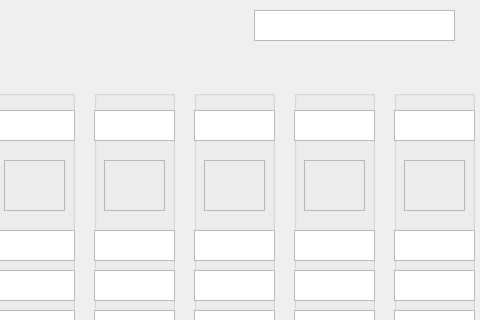
The window that MyProject/week.ui (klilukqq/youlab) describes before a commit, drawn with Qt 5; both pictures show x 216 to 696 and y 0 to 320 of the 696 by 442 pixel window.
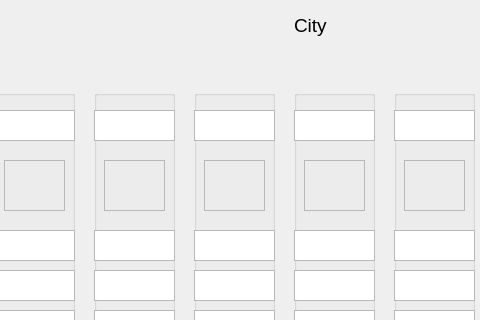
The same window after the commit.

```diff
--- a/MyProject/week.ui
+++ b/MyProject/week.ui
@@ -51,16 +51,6 @@
     <string>Настройки</string>
    </property>
   </widget>
-  <widget class="QTextBrowser" name="City">
-   <property name="geometry">
-    <rect>
-     <x>470</x>
-     <y>10</y>
-     <width>201</width>
-     <height>31</height>
-    </rect>
-   </property>
-  </widget>
   <widget class="QGroupBox" name="day1">
    <property name="geometry">
     <rect>
@@ -544,6 +534,24 @@
     </property>
    </widget>
   </widget>
+  <widget class="QLabel" name="City_2">
+   <property name="geometry">
+    <rect>
+     <x>510</x>
+     <y>10</y>
+     <width>161</width>
+     <height>31</height>
+    </rect>
+   </property>
+   <property name="font">
+    <font>
+     <pointsize>14</pointsize>
+    </font>
+   </property>
+   <property name="text">
+    <string>City</string>
+   </property>
+  </widget>
  </widget>
  <resources/>
  <connections/>
```
